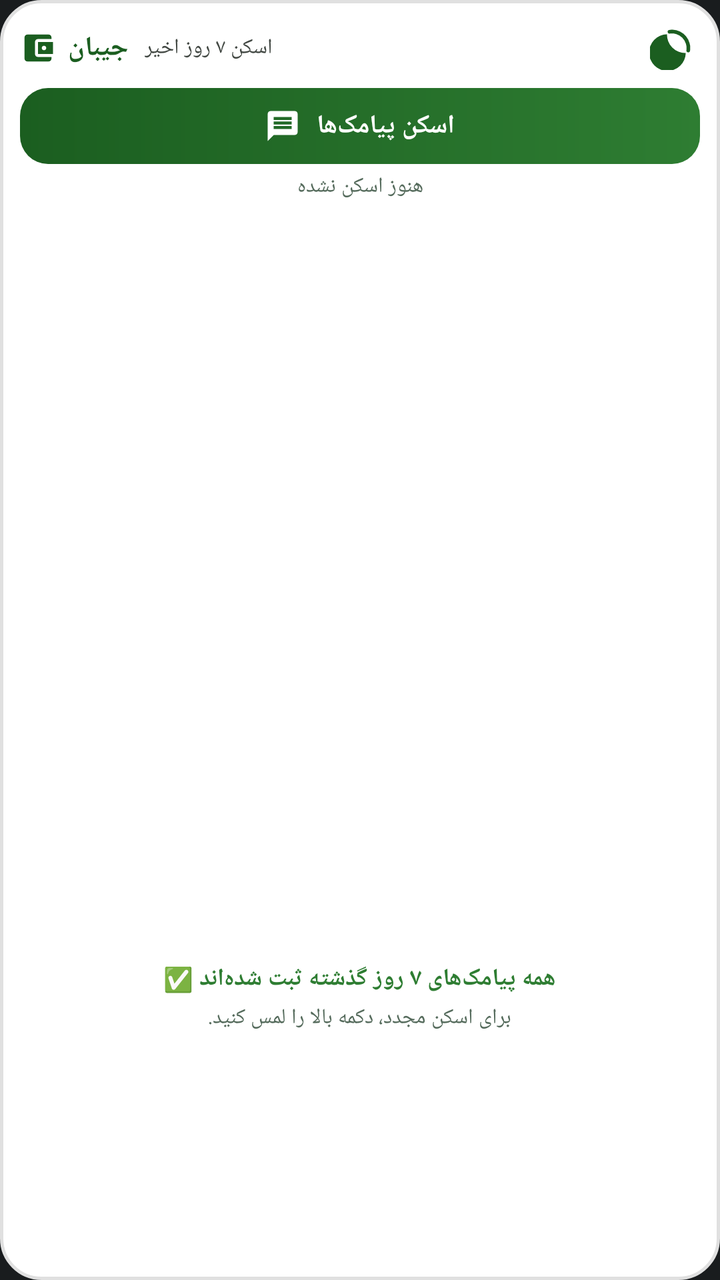
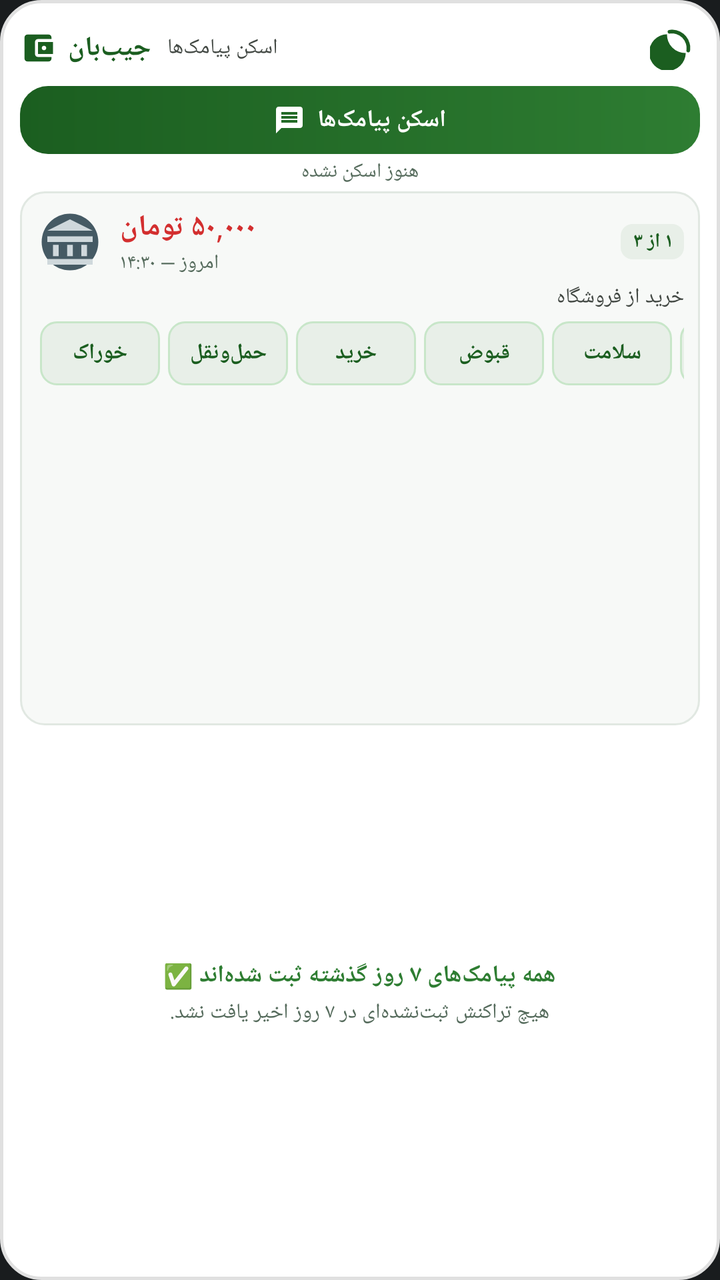

Screens rendered from an Android XML layout before and after an edit, with the pre-edit source and the edit as a unified diff.
<!-- AndroidManifest.xml: application theme Theme.MyApplication -->
<!-- res/layout/widget_sms_scan.xml -->
<?xml version="1.0" encoding="utf-8"?>
<LinearLayout xmlns:android="http://schemas.android.com/apk/res/android"
    android:id="@+id/widget_container"
    android:layout_width="match_parent"
    android:layout_height="match_parent"
    android:background="@drawable/widget_background"
    android:orientation="vertical"
    android:padding="10dp">

    
    <LinearLayout
        android:layout_width="match_parent"
        android:layout_height="wrap_content"
        android:gravity="center_vertical"
        android:orientation="horizontal">

        <LinearLayout
            android:id="@+id/widget_header"
            android:layout_width="0dp"
            android:layout_height="wrap_content"
            android:layout_weight="1"
            android:gravity="center_vertical"
            android:orientation="horizontal">

            <ImageView
                android:layout_width="18dp"
                android:layout_height="18dp"
                android:src="@drawable/ic_widget_brand"
                android:contentDescription="@string/app_name" />

            <TextView
                android:id="@+id/widget_tv_title"
                android:layout_width="wrap_content"
                android:layout_height="wrap_content"
                android:layout_marginStart="6dp"
                android:text="@string/app_name"
                android:textColor="@color/widget_title_color"
                android:textSize="13.5sp"
                android:textStyle="bold" />

            <TextView
                android:id="@+id/widget_tv_subtitle"
                android:layout_width="wrap_content"
                android:layout_height="wrap_content"
                android:layout_marginStart="8dp"
                android:ellipsize="end"
                android:maxLines="1"
                android:text="اسکن ۷ روز اخیر"
                android:textColor="@color/widget_subtitle_color"
                android:textSize="10.5sp" />
        </LinearLayout>

        
        <ImageView
            android:id="@+id/widget_btn_theme_toggle"
            android:layout_width="28dp"
            android:layout_height="28dp"
            android:layout_marginStart="6dp"
            android:padding="3dp"
            android:src="@drawable/ic_widget_moon"
            android:contentDescription="تغییر تم ویجت" />
    </LinearLayout>

    
    <LinearLayout
        android:id="@+id/widget_btn_scan"
        android:layout_width="match_parent"
        android:layout_height="38dp"
        android:layout_marginTop="6dp"
        android:background="@drawable/widget_btn_scan_bg"
        android:clickable="true"
        android:focusable="true"
        android:gravity="center"
        android:orientation="horizontal"
        android:paddingStart="12dp"
        android:paddingEnd="12dp">

        <ImageView
            android:layout_width="18dp"
            android:layout_height="18dp"
            android:src="@drawable/ic_widget_sms"
            android:contentDescription="اسکن پیامک‌ها" />

        <TextView
            android:layout_width="wrap_content"
            android:layout_height="wrap_content"
            android:layout_marginStart="8dp"
            android:text="اسکن پیامک‌ها"
            android:textColor="@color/widget_btn_text"
            android:textSize="13sp"
            android:textStyle="bold" />
    </LinearLayout>

    
    <TextView
        android:id="@+id/widget_tv_status"
        android:layout_width="match_parent"
        android:layout_height="wrap_content"
        android:layout_marginTop="4dp"
        android:layout_marginBottom="4dp"
        android:ellipsize="end"
        android:gravity="center"
        android:maxLines="1"
        android:text="هنوز اسکن نشده"
        android:textColor="@color/widget_status_color"
        android:textSize="10.5sp" />

    
    <ListView
        android:id="@+id/widget_list_view"
        android:layout_width="match_parent"
        android:layout_height="0dp"
        android:layout_weight="1"
        android:divider="@null"
        android:dividerHeight="0dp"
        android:scrollbars="vertical" />

    
    <LinearLayout
        android:id="@+id/widget_empty_view"
        android:layout_width="match_parent"
        android:layout_height="0dp"
        android:layout_weight="1"
        android:gravity="center"
        android:orientation="vertical"
        android:padding="8dp">

        <TextView
            android:id="@+id/widget_tv_empty_title"
            android:layout_width="wrap_content"
            android:layout_height="wrap_content"
            android:gravity="center"
            android:text="همه پیامک‌های ۷ روز گذشته ثبت شده‌اند ✅"
            android:textColor="@color/widget_income_color"
            android:textSize="12sp"
            android:textStyle="bold" />

        <TextView
            android:id="@+id/widget_tv_empty_sub"
            android:layout_width="wrap_content"
            android:layout_height="wrap_content"
            android:layout_marginTop="4dp"
            android:gravity="center"
            android:text="برای اسکن مجدد، دکمه بالا را لمس کنید."
            android:textColor="@color/widget_status_color"
            android:textSize="10.5sp" />
    </LinearLayout>

</LinearLayout>
<!-- resources referenced by this layout -->
<resources>
  <color name="widget_btn_text">#FFFFFFFF</color>
  <color name="widget_income_color">#FF2E7D32</color>
  <color name="widget_status_color">#FF556B5C</color>
  <color name="widget_subtitle_color">#FF424843</color>
  <color name="widget_title_color">#FF1B5E20</color>
  <!-- drawable widget_background (drawable) -->
  <?xml version="1.0" encoding="utf-8"?>
  <shape xmlns:android="http://schemas.android.com/apk/res/android"
      android:shape="rectangle">
      <solid android:color="@color/widget_card_bg" />
      <stroke
          android:width="1.5dp"
          android:color="@color/widget_card_border" />
      <corners android:radius="20dp" />
  </shape>
  <!-- drawable widget_btn_scan_bg (drawable) -->
  <?xml version="1.0" encoding="utf-8"?>
  <shape xmlns:android="http://schemas.android.com/apk/res/android"
      android:shape="rectangle">
      <gradient
          android:angle="0"
          android:startColor="@color/widget_btn_start"
          android:endColor="@color/widget_btn_end"
          android:type="linear" />
      <corners android:radius="14dp" />
  </shape>
  <string name="app_name">جیبان</string>
  <style name="Theme.MyApplication" parent="android:Theme.DeviceDefault.NoActionBar" />
  <color name="widget_card_bg">#FFFFFFFF</color>
  <color name="widget_card_border">#FFE0E0E0</color>
  <color name="widget_btn_start">#FF1B5E20</color>
  <color name="widget_btn_end">#FF2E7D32</color>
  <!-- unchanged entries left out for length: 3 -->
</resources>

<!-- the commit's change to res/layout/widget_sms_scan.xml (unified diff, before → after) -->
@@ -45,7 +45,7 @@
                 android:layout_marginStart="8dp"
                 android:ellipsize="end"
                 android:maxLines="1"
-                android:text="اسکن ۷ روز اخیر"
+                android:text="اسکن پیامک‌ها"
                 android:textColor="@color/widget_subtitle_color"
                 android:textSize="10.5sp" />
         </LinearLayout>
@@ -65,8 +65,8 @@
     <LinearLayout
         android:id="@+id/widget_btn_scan"
         android:layout_width="match_parent"
-        android:layout_height="38dp"
-        android:layout_marginTop="6dp"
+        android:layout_height="34dp"
+        android:layout_marginTop="5dp"
         android:background="@drawable/widget_btn_scan_bg"
         android:clickable="true"
         android:focusable="true"
@@ -76,18 +76,18 @@
         android:paddingEnd="12dp">
 
         <ImageView
-            android:layout_width="18dp"
-            android:layout_height="18dp"
+            android:layout_width="16dp"
+            android:layout_height="16dp"
             android:src="@drawable/ic_widget_sms"
             android:contentDescription="اسکن پیامک‌ها" />
 
         <TextView
             android:layout_width="wrap_content"
             android:layout_height="wrap_content"
-            android:layout_marginStart="8dp"
+            android:layout_marginStart="6dp"
             android:text="اسکن پیامک‌ها"
             android:textColor="@color/widget_btn_text"
-            android:textSize="13sp"
+            android:textSize="12sp"
             android:textStyle="bold" />
     </LinearLayout>
 
@@ -96,24 +96,344 @@
         android:id="@+id/widget_tv_status"
         android:layout_width="match_parent"
         android:layout_height="wrap_content"
-        android:layout_marginTop="4dp"
-        android:layout_marginBottom="4dp"
+        android:layout_marginTop="2dp"
+        android:layout_marginBottom="3dp"
         android:ellipsize="end"
         android:gravity="center"
         android:maxLines="1"
         android:text="هنوز اسکن نشده"
         android:textColor="@color/widget_status_color"
-        android:textSize="10.5sp" />
+        android:textSize="10sp" />
 
     
-    <ListView
-        android:id="@+id/widget_list_view"
+    <ViewFlipper
+        android:id="@+id/widget_card_flipper"
         android:layout_width="match_parent"
         android:layout_height="0dp"
         android:layout_weight="1"
-        android:divider="@null"
-        android:dividerHeight="0dp"
-        android:scrollbars="vertical" />
+        android:inAnimation="@android:anim/fade_in"
+        android:outAnimation="@android:anim/fade_out">
+
+        
+        <LinearLayout
+            android:id="@+id/widget_card_single_transaction"
+            android:layout_width="match_parent"
+            android:layout_height="match_parent"
+            android:background="@drawable/widget_item_background"
+            android:orientation="vertical"
+            android:padding="8dp">
+
+            
+            <LinearLayout
+                android:layout_width="match_parent"
+                android:layout_height="wrap_content"
+                android:gravity="center_vertical"
+                android:orientation="horizontal">
+
+                <ImageView
+                    android:id="@+id/iv_widget_bank_logo"
+                    android:layout_width="34dp"
+                    android:layout_height="34dp"
+                    android:layout_marginEnd="8dp"
+                    android:src="@drawable/ic_bank_default"
+                    android:scaleType="fitCenter"
+                    android:contentDescription="لوگوی بانک" />
+
+                <LinearLayout
+                    android:layout_width="0dp"
+                    android:layout_height="wrap_content"
+                    android:layout_weight="1"
+                    android:orientation="vertical">
+
+                    <TextView
+                        android:id="@+id/tv_widget_tx_amount"
+                        android:layout_width="wrap_content"
+                        android:layout_height="wrap_content"
+                        android:text="۵۰,۰۰۰ تومان"
+                        android:textColor="@color/widget_expense_color"
+                        android:textSize="14.5sp"
+                        android:textStyle="bold" />
+
+                    <TextView
+                        android:id="@+id/tv_widget_tx_datetime"
+                        android:layout_width="wrap_content"
+                        android:layout_height="wrap_content"
+                        android:layout_marginTop="1dp"
+                        android:text="امروز — ۱۴:۳۰"
+                        android:textColor="@color/widget_status_color"
+                        android:textSize="10sp" />
+                </LinearLayout>
+
+                
+                <TextView
+                    android:id="@+id/tv_widget_tx_counter"
+                    android:layout_width="wrap_content"
+                    android:layout_height="wrap_content"
+                    android:layout_marginStart="6dp"
+                    android:background="@drawable/widget_badge_bg"
+                    android:paddingStart="6dp"
+                    android:paddingTop="2dp"
+                    android:paddingEnd="6dp"
+                    android:paddingBottom="2dp"
+                    android:text="۱ از ۳"
+                    android:textColor="@color/widget_title_color"
+                    android:textSize="10sp"
+                    android:textStyle="bold" />
+            </LinearLayout>
+
+            
+            <TextView
+                android:id="@+id/tv_widget_tx_note"
+                android:layout_width="match_parent"
+                android:layout_height="wrap_content"
+                android:layout_marginTop="3dp"
+                android:ellipsize="end"
+                android:maxLines="1"
+                android:text="خرید از فروشگاه"
+                android:textColor="@color/widget_subtitle_color"
+                android:textSize="10.5sp" />
+
+            
+            <HorizontalScrollView
+                android:id="@+id/widget_cat_scroll"
+                android:layout_width="match_parent"
+                android:layout_height="wrap_content"
+                android:layout_marginTop="5dp"
+                android:fillViewport="true"
+                android:scrollbars="none">
+
+                <LinearLayout
+                    android:id="@+id/widget_cat_buttons_container"
+                    android:layout_width="wrap_content"
+                    android:layout_height="wrap_content"
+                    android:gravity="center_vertical"
+                    android:orientation="horizontal">
+
+                    <TextView
+                        android:id="@+id/btn_cat_1"
+                        android:layout_width="wrap_content"
+                        android:layout_height="32dp"
+                        android:layout_marginStart="2dp"
+                        android:layout_marginEnd="2dp"
+                        android:minWidth="60dp"
+                        android:background="@drawable/widget_cat_btn_bg"
+                        android:gravity="center"
+                        android:maxLines="1"
+                        android:paddingStart="10dp"
+                        android:paddingEnd="10dp"
+                        android:text="خوراک"
+                        android:textColor="@color/widget_cat_btn_text"
+                        android:textSize="11sp"
+                        android:textStyle="bold" />
+
+                    <TextView
+                        android:id="@+id/btn_cat_2"
+                        android:layout_width="wrap_content"
+                        android:layout_height="32dp"
+                        android:layout_marginStart="2dp"
+                        android:layout_marginEnd="2dp"
+                        android:minWidth="60dp"
+                        android:background="@drawable/widget_cat_btn_bg"
+                        android:gravity="center"
+                        android:maxLines="1"
+                        android:paddingStart="10dp"
+                        android:paddingEnd="10dp"
+                        android:text="حمل‌ونقل"
+                        android:textColor="@color/widget_cat_btn_text"
+                        android:textSize="11sp"
+                        android:textStyle="bold" />
+
+                    <TextView
+                        android:id="@+id/btn_cat_3"
+                        android:layout_width="wrap_content"
+                        android:layout_height="32dp"
+                        android:layout_marginStart="2dp"
+                        android:layout_marginEnd="2dp"
+                        android:minWidth="60dp"
+                        android:background="@drawable/widget_cat_btn_bg"
+                        android:gravity="center"
+                        android:maxLines="1"
+                        android:paddingStart="10dp"
+                        android:paddingEnd="10dp"
+                        android:text="خرید"
+                        android:textColor="@color/widget_cat_btn_text"
+                        android:textSize="11sp"
+                        android:textStyle="bold" />
+
+                    <TextView
+                        android:id="@+id/btn_cat_4"
+                        android:layout_width="wrap_content"
+                        android:layout_height="32dp"
+                        android:layout_marginStart="2dp"
+                        android:layout_marginEnd="2dp"
+                        android:minWidth="60dp"
+                        android:background="@drawable/widget_cat_btn_bg"
+                        android:gravity="center"
+                        android:maxLines="1"
+                        android:paddingStart="10dp"
+                        android:paddingEnd="10dp"
+                        android:text="قبوض"
+                        android:textColor="@color/widget_cat_btn_text"
+                        android:textSize="11sp"
+                        android:textStyle="bold" />
+
+                    <TextView
+                        android:id="@+id/btn_cat_5"
+                        android:layout_width="wrap_content"
+                        android:layout_height="32dp"
+                        android:layout_marginStart="2dp"
+                        android:layout_marginEnd="2dp"
+                        android:minWidth="60dp"
+                        android:background="@drawable/widget_cat_btn_bg"
+                        android:gravity="center"
+                        android:maxLines="1"
+                        android:paddingStart="10dp"
+                        android:paddingEnd="10dp"
+                        android:text="سلامت"
+                        android:textColor="@color/widget_cat_btn_text"
+                        android:textSize="11sp"
+                        android:textStyle="bold" />
+
+                    <TextView
+                        android:id="@+id/btn_cat_6"
+                        android:layout_width="wrap_content"
+                        android:layout_height="32dp"
+                        android:layout_marginStart="2dp"
+                        android:layout_marginEnd="2dp"
+                        android:minWidth="60dp"
+                        android:background="@drawable/widget_cat_btn_bg"
+                        android:gravity="center"
+                        android:maxLines="1"
+                        android:paddingStart="10dp"
+                        android:paddingEnd="10dp"
+                        android:text="تفریح"
+                        android:textColor="@color/widget_cat_btn_text"
+                        android:textSize="11sp"
+                        android:textStyle="bold" />
+
+                    <TextView
+                        android:id="@+id/btn_cat_7"
+                        android:layout_width="wrap_content"
+                        android:layout_height="32dp"
+                        android:layout_marginStart="2dp"
+                        android:layout_marginEnd="2dp"
+                        android:minWidth="60dp"
+                        android:background="@drawable/widget_cat_btn_bg"
+                        android:gravity="center"
+                        android:maxLines="1"
+                        android:paddingStart="10dp"
+                        android:paddingEnd="10dp"
+                        android:text="پوشاک"
+                        android:textColor="@color/widget_cat_btn_text"
+                        android:textSize="11sp"
+                        android:textStyle="bold" />
+
+                    <TextView
+                        android:id="@+id/btn_cat_8"
+                        android:layout_width="wrap_content"
+                        android:layout_height="32dp"
+                        android:layout_marginStart="2dp"
+                        android:layout_marginEnd="2dp"
+                        android:minWidth="60dp"
+                        android:background="@drawable/widget_cat_btn_bg"
+                        android:gravity="center"
+                        android:maxLines="1"
+                        android:paddingStart="10dp"
+                        android:paddingEnd="10dp"
+                        android:text="آموزش"
+                        android:textColor="@color/widget_cat_btn_text"
+                        android:textSize="11sp"
+                        android:textStyle="bold" />
+
+                    <TextView
+                        android:id="@+id/btn_cat_9"
+                        android:layout_width="wrap_content"
+                        android:layout_height="32dp"
+                        android:layout_marginStart="2dp"
+                        android:layout_marginEnd="2dp"
+                        android:minWidth="60dp"
+                        android:background="@drawable/widget_cat_btn_bg"
+                        android:gravity="center"
+                        android:maxLines="1"
+                        android:paddingStart="10dp"
+                        android:paddingEnd="10dp"
+                        android:text="عمومی"
+                        android:textColor="@color/widget_cat_btn_text"
+                        android:textSize="11sp"
+                        android:textStyle="bold" />
+
+                    <TextView
+                        android:id="@+id/btn_cat_10"
+                        android:layout_width="wrap_content"
+                        android:layout_height="32dp"
+                        android:layout_marginStart="2dp"
+                        android:layout_marginEnd="2dp"
+                        android:minWidth="60dp"
+                        android:background="@drawable/widget_cat_btn_bg"
+                        android:gravity="center"
+                        android:maxLines="1"
+                        android:paddingStart="10dp"
+                        android:paddingEnd="10dp"
+                        android:text="دسته ۱۰"
+                        android:textColor="@color/widget_cat_btn_text"
+                        android:textSize="11sp"
+                        android:textStyle="bold" />
+
+                    <TextView
+                        android:id="@+id/btn_cat_11"
+                        android:layout_width="wrap_content"
+                        android:layout_height="32dp"
+                        android:layout_marginStart="2dp"
+                        android:layout_marginEnd="2dp"
+                        android:minWidth="60dp"
+                        android:background="@drawable/widget_cat_btn_bg"
+                        android:gravity="center"
+                        android:maxLines="1"
+                        android:paddingStart="10dp"
+                        android:paddingEnd="10dp"
+                        android:text="دسته ۱۱"
+                        android:textColor="@color/widget_cat_btn_text"
+                        android:textSize="11sp"
+                        android:textStyle="bold" />
+
+                    <TextView
+                        android:id="@+id/btn_cat_12"
+                        android:layout_width="wrap_content"
+                        android:layout_height="32dp"
+                        android:layout_marginStart="2dp"
+                        android:layout_marginEnd="2dp"
+                        android:minWidth="60dp"
+                        android:background="@drawable/widget_cat_btn_bg"
+                        android:gravity="center"
+                        android:maxLines="1"
+                        android:paddingStart="10dp"
+                        android:paddingEnd="10dp"
+                        android:text="دسته ۱۲"
+                        android:textColor="@color/widget_cat_btn_text"
+                        android:textSize="11sp"
+                        android:textStyle="bold" />
+
+                    
+                    <TextView
+                        android:id="@+id/btn_cat_more"
+                        android:layout_width="wrap_content"
+                        android:layout_height="32dp"
+                        android:layout_marginStart="3dp"
+                        android:layout_marginEnd="3dp"
+                        android:minWidth="65dp"
+                        android:background="@drawable/widget_cat_more_btn_bg"
+                        android:gravity="center"
+                        android:maxLines="1"
+                        android:paddingStart="10dp"
+                        android:paddingEnd="10dp"
+                        android:text="سایر..."
+                        android:textColor="@color/widget_cat_more_btn_text"
+                        android:textSize="11sp"
+                        android:textStyle="bold" />
+                </LinearLayout>
+            </HorizontalScrollView>
+        </LinearLayout>
+    </ViewFlipper>
 
     
     <LinearLayout
@@ -139,9 +459,9 @@
             android:id="@+id/widget_tv_empty_sub"
             android:layout_width="wrap_content"
             android:layout_height="wrap_content"
-            android:layout_marginTop="4dp"
+            android:layout_marginTop="3dp"
             android:gravity="center"
-            android:text="برای اسکن مجدد، دکمه بالا را لمس کنید."
+            android:text="هیچ تراکنش ثبت‌نشده‌ای در ۷ روز اخیر یافت نشد."
             android:textColor="@color/widget_status_color"
             android:textSize="10.5sp" />
     </LinearLayout>
<!-- resource entries referenced after the edit -->
@@ -1,10 +1,26 @@
 <!-- resources referenced by this layout -->
 <resources>
   <color name="widget_btn_text">#FFFFFFFF</color>
+  <color name="widget_cat_btn_text">#FF1B5E20</color>
+  <color name="widget_cat_more_btn_text">#FF424843</color>
+  <color name="widget_expense_color">#FFD32F2F</color>
   <color name="widget_income_color">#FF2E7D32</color>
   <color name="widget_status_color">#FF556B5C</color>
   <color name="widget_subtitle_color">#FF424843</color>
   <color name="widget_title_color">#FF1B5E20</color>
+  <!-- drawable ic_bank_default (drawable) -->
+  <vector xmlns:android="http://schemas.android.com/apk/res/android"
+      android:width="48dp"
+      android:height="48dp"
+      android:viewportWidth="24"
+      android:viewportHeight="24">
+      <path
+          android:fillColor="#455A64"
+          android:pathData="M12,2C6.48,2 2,6.48 2,12s4.48,10 10,10 10,-4.48 10,-10S17.52,2 12,2z" />
+      <path
+          android:fillColor="#CFD8DC"
+          android:pathData="M4,10h16v2H4zM12,4L4,8h16zM6,13h2v4H6zM11,13h2v4h-2zM16,13h2v4h-2zM4,18h16v2H4z" />
+  </vector>
   <!-- drawable widget_background (drawable) -->
   <?xml version="1.0" encoding="utf-8"?>
   <shape xmlns:android="http://schemas.android.com/apk/res/android"
@@ -14,6 +30,18 @@
           android:width="1.5dp"
           android:color="@color/widget_card_border" />
       <corners android:radius="20dp" />
+  </shape>
+  <!-- drawable widget_badge_bg (drawable) -->
+  <?xml version="1.0" encoding="utf-8"?>
+  <shape xmlns:android="http://schemas.android.com/apk/res/android"
+      android:shape="rectangle">
+      <solid android:color="@color/widget_category_badge_bg" />
+      <corners android:radius="6dp" />
+      <padding
+          android:left="6dp"
+          android:top="2dp"
+          android:right="6dp"
+          android:bottom="2dp" />
   </shape>
   <!-- drawable widget_btn_scan_bg (drawable) -->
   <?xml version="1.0" encoding="utf-8"?>
@@ -26,12 +54,47 @@
           android:type="linear" />
       <corners android:radius="14dp" />
   </shape>
-  <string name="app_name">جیبان</string>
+  <!-- drawable widget_cat_btn_bg (drawable) -->
+  <?xml version="1.0" encoding="utf-8"?>
+  <shape xmlns:android="http://schemas.android.com/apk/res/android"
+      android:shape="rectangle">
+      <solid android:color="@color/widget_cat_btn_bg" />
+      <stroke
+          android:width="1dp"
+          android:color="#C8E6C9" />
+      <corners android:radius="8dp" />
+  </shape>
+  <!-- drawable widget_cat_more_btn_bg (drawable) -->
+  <?xml version="1.0" encoding="utf-8"?>
+  <shape xmlns:android="http://schemas.android.com/apk/res/android"
+      android:shape="rectangle">
+      <solid android:color="@color/widget_cat_more_btn_bg" />
+      <stroke
+          android:width="1dp"
+          android:color="#D5D5D5" />
+      <corners android:radius="8dp" />
+  </shape>
+  <!-- drawable widget_item_background (drawable) -->
+  <?xml version="1.0" encoding="utf-8"?>
+  <shape xmlns:android="http://schemas.android.com/apk/res/android"
+      android:shape="rectangle">
+      <solid android:color="@color/widget_item_bg" />
+      <stroke
+          android:width="1dp"
+          android:color="@color/widget_item_border" />
+      <corners android:radius="12dp" />
+  </shape>
+  <string name="app_name">جیب‌بان</string>
   <style name="Theme.MyApplication" parent="android:Theme.DeviceDefault.NoActionBar" />
   <color name="widget_card_bg">#FFFFFFFF</color>
   <color name="widget_card_border">#FFE0E0E0</color>
+  <color name="widget_category_badge_bg">#FFE8EFE8</color>
   <color name="widget_btn_start">#FF1B5E20</color>
   <color name="widget_btn_end">#FF2E7D32</color>
+  <color name="widget_cat_btn_bg">#FFE8EFE8</color>
+  <color name="widget_cat_more_btn_bg">#FFEFEFEF</color>
+  <color name="widget_item_bg">#FFF7F9F7</color>
+  <color name="widget_item_border">#FFE1E8E2</color>
   <!-- unchanged entries left out for length: 3 -->
 </resources>
 
